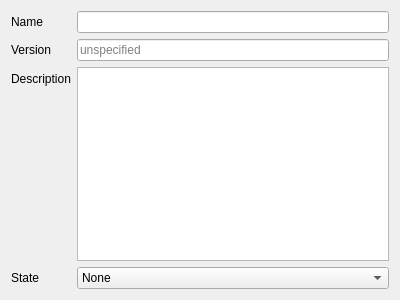
Old version of the form src/patternmetaeditor.ui in the repository dmr-tools/anytone-emu.
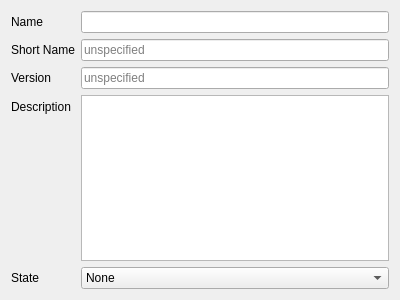
New version of the form.

Commit message: Added short-name for pattern.

```diff
--- a/src/patternmetaeditor.ui
+++ b/src/patternmetaeditor.ui
@@ -24,38 +24,38 @@
    <item row="0" column="1">
     <widget class="QLineEdit" name="name"/>
    </item>
-   <item row="1" column="0">
+   <item row="2" column="0">
     <widget class="QLabel" name="label_3">
      <property name="text">
       <string>Version</string>
      </property>
     </widget>
    </item>
-   <item row="1" column="1">
+   <item row="2" column="1">
     <widget class="QLineEdit" name="version">
      <property name="placeholderText">
       <string>unspecified</string>
      </property>
     </widget>
    </item>
-   <item row="2" column="0">
+   <item row="3" column="0">
     <widget class="QLabel" name="label_2">
      <property name="text">
       <string>Description</string>
      </property>
     </widget>
    </item>
-   <item row="2" column="1">
+   <item row="3" column="1">
     <widget class="QTextEdit" name="description"/>
    </item>
-   <item row="3" column="0">
+   <item row="4" column="0">
     <widget class="QLabel" name="label_4">
      <property name="text">
       <string>State</string>
      </property>
     </widget>
    </item>
-   <item row="3" column="1">
+   <item row="4" column="1">
     <widget class="QComboBox" name="tag">
      <item>
       <property name="text">
@@ -79,6 +79,20 @@
      </item>
     </widget>
    </item>
+   <item row="1" column="1">
+    <widget class="QLineEdit" name="shortName">
+     <property name="placeholderText">
+      <string>unspecified</string>
+     </property>
+    </widget>
+   </item>
+   <item row="1" column="0">
+    <widget class="QLabel" name="label_5">
+     <property name="text">
+      <string>Short Name</string>
+     </property>
+    </widget>
+   </item>
   </layout>
  </widget>
  <resources/>
```
The commit also changes 5 other files.
